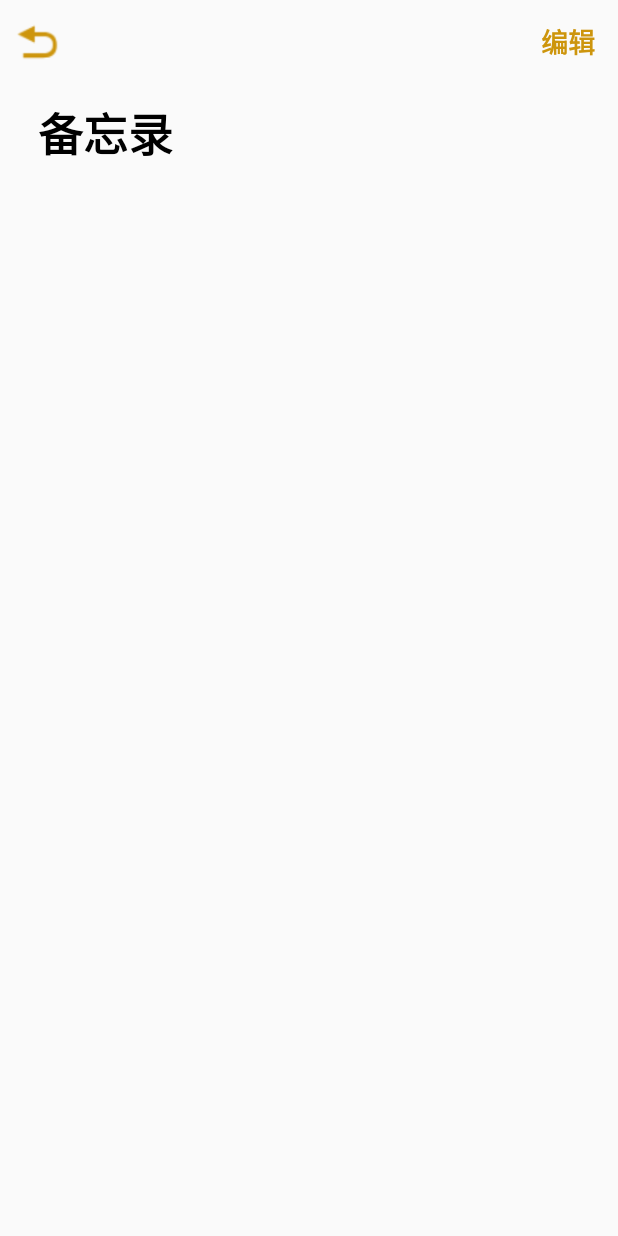
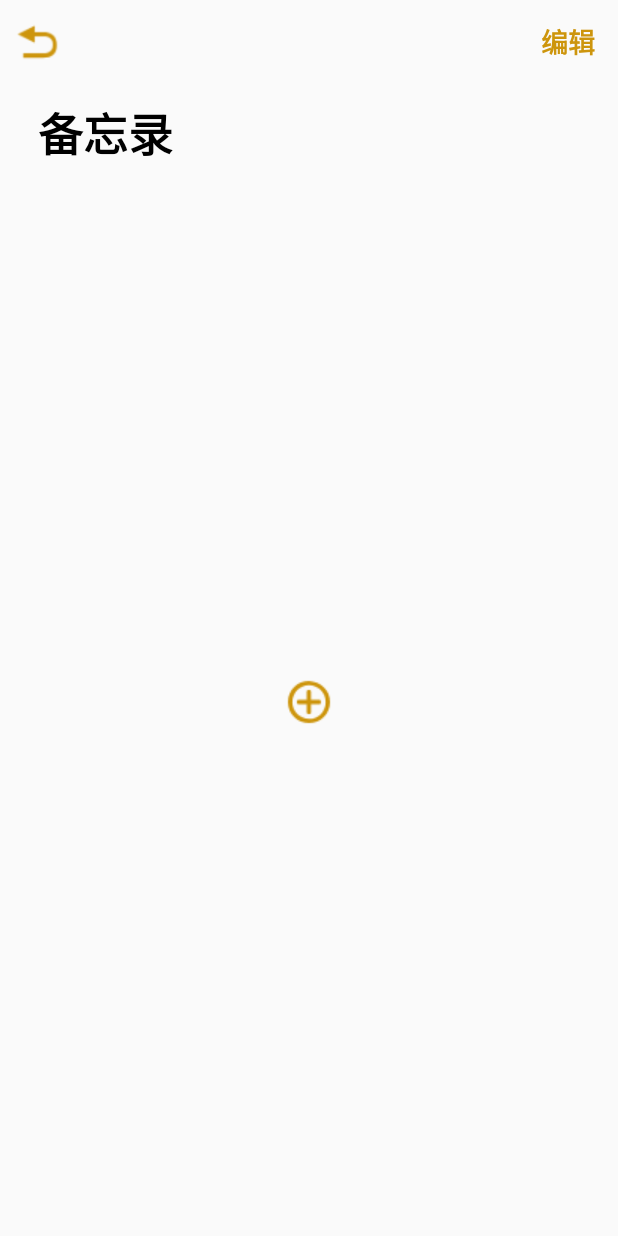
Before and after one commit to huuugh/Memorandum, an Android app: the screen it shows after launch (MainActivity), on a phone screen of 412 x 824 dp. Run offline under Robolectric (Android 15) with nearby library versions, the phone set to English and light mode, and no system bars; libraries missing offline, so code that uses them is left out: jp.wasabeef.glide; 5 statements that could not run were skipped.

```diff
--- a/app/src/main/AndroidManifest.xml
+++ b/app/src/main/AndroidManifest.xml
@@ -3,13 +3,14 @@
     package="com.hugh.memorandum">
 
     <application
+        android:name=".app.MemorandumApp"
         android:allowBackup="true"
         android:icon="@mipmap/ic_launcher"
         android:label="@string/app_name"
         android:roundIcon="@mipmap/ic_launcher_round"
         android:supportsRtl="true"
         android:theme="@style/AppTheme">
-        <activity android:name=".MainActivity"
+        <activity android:name=".activity.MainActivity"
             android:label="@string/app_name"
             android:theme="@style/AppTheme.NoActionBar">
             <intent-filter>
--- a/app/src/main/java/com/hugh/memorandum/BaseActivity.java
+++ /dev/null
@@ -1,20 +0,0 @@
-package com.hugh.memorandum;
-
-import android.app.Activity;
-import android.os.Bundle;
-import android.support.annotation.Nullable;
-
-public abstract class BaseActivity extends Activity {
-
-    public abstract int setContentLayout();
-    public abstract void initView();
-    public abstract void initData();
-
-    @Override
-    protected void onCreate(@Nullable Bundle savedInstanceState) {
-        super.onCreate(savedInstanceState);
-        setContentView(setContentLayout());
-        initView();
-        initData();
-    }
-}
--- /dev/null
+++ b/app/src/main/java/com/hugh/memorandum/activity/BaseActivity.kt
@@ -0,0 +1,18 @@
+package com.hugh.memorandum.activity
+
+import android.app.Activity
+import android.os.Bundle
+
+abstract class BaseActivity : Activity() {
+
+    abstract fun setContentLayout(): Int
+    abstract fun initView()
+    abstract fun initData()
+
+    override fun onCreate(savedInstanceState: Bundle?) {
+        super.onCreate(savedInstanceState)
+        setContentView(setContentLayout())
+        initView()
+        initData()
+    }
+}
--- a/app/src/main/java/com/hugh/memorandum/MainActivity.kt
+++ b/app/src/main/java/com/hugh/memorandum/activity/MainActivity.kt
@@ -1,12 +1,12 @@
-package com.hugh.memorandum
+package com.hugh.memorandum.activity
 
-import android.graphics.drawable.Drawable
 import android.view.Menu
+import android.view.View
 import jp.wasabeef.glide.transformations.BlurTransformation
 import kotlinx.android.synthetic.main.activity_main.*
 import com.bumptech.glide.load.resource.bitmap.CenterCrop
 import com.bumptech.glide.Glide
-
+import com.hugh.memorandum.R
 
 
 class MainActivity : BaseActivity() {
@@ -18,6 +18,12 @@ class MainActivity : BaseActivity() {
         Glide.with(this).load(R.drawable.bg_all)
                 .bitmapTransform(BlurTransformation(this, 25), CenterCrop(this))
                 .into(bg)
+        back.setOnClickListener{
+            finish()
+        }
+        edit.setOnClickListener {
+
+        }
     }
 
     override fun initData() {
@@ -25,7 +31,6 @@ class MainActivity : BaseActivity() {
     }
 
     override fun onCreateOptionsMenu(menu: Menu?): Boolean {
-        menu.let {  }
         return true
     }
 }
--- /dev/null
+++ b/app/src/main/java/com/hugh/memorandum/app/MemorandumApp.kt
@@ -0,0 +1,32 @@
+package com.hugh.memorandum.app
+
+import android.app.Application
+import android.database.sqlite.SQLiteDatabase
+import com.hugh.memorandum.greendao.DaoMaster
+import com.hugh.memorandum.greendao.DaoSession
+
+class MemorandumApp : Application() {
+    private var mHelper: DaoMaster.DevOpenHelper? = null
+    var db: SQLiteDatabase? = null
+        private set
+    private var mDaoMaster: DaoMaster? = null
+    var daoSession: DaoSession? = null
+        private set
+
+    override fun onCreate() {
+        super.onCreate()
+        instance = this
+        setDatabase()
+    }
+
+    private fun setDatabase() {
+        mHelper = DaoMaster.DevOpenHelper(this, "memorandum-db", null)
+        db = mHelper!!.writableDatabase
+        mDaoMaster = DaoMaster(db)
+        daoSession = mDaoMaster!!.newSession()
+    }
+
+    companion object {
+        var instance: MemorandumApp? = null
+    }
+}
--- a/app/src/main/res/drawable/bg_all.xml
+++ b/app/src/main/res/drawable/bg_all.xml
@@ -1,4 +1,4 @@
 <?xml version="1.0" encoding="utf-8"?>
 <shape xmlns:android="http://schemas.android.com/apk/res/android" >
-    <solid android:color="#FFFAF0"/>
+    <solid android:color="#FFEC8B"/>
 </shape>
--- a/app/src/main/res/layout/activity_main.xml
+++ b/app/src/main/res/layout/activity_main.xml
@@ -3,8 +3,9 @@
     xmlns:tools="http://schemas.android.com/tools"
     android:layout_width="match_parent"
     android:layout_height="match_parent"
+    android:id="@+id/cl_root"
     xmlns:app="http://schemas.android.com/apk/res-auto"
-    tools:context=".MainActivity">
+    tools:context=".activity.MainActivity">
 
     <RelativeLayout
         android:id="@+id/rl_title"
@@ -12,12 +13,14 @@
         android:layout_height="?android:attr/actionBarSize">
 
         <ImageView
+            android:id="@+id/back"
             android:src="@drawable/back"
             android:layout_width="30dp"
             android:layout_height="match_parent"
             android:layout_marginStart="10dp"/>
 
         <TextView
+            android:id="@+id/edit"
             android:textColor="#CD950C"
             android:textStyle="bold"
             android:textSize="18sp"
@@ -47,14 +50,26 @@
         android:layout_marginTop="10dp"
         android:layout_marginBottom="15dp"
         android:textColor="@android:color/black"
-        android:layout_marginStart="25dp"
+        android:paddingStart="25dp"
         app:layout_constraintTop_toBottomOf="@+id/rl_title"/>
 
     <android.support.v7.widget.RecyclerView
         android:layout_width="match_parent"
-        android:layout_height="wrap_content"
+        android:layout_height="0dp"
         android:id="@+id/rv_content"
         app:layout_constraintTop_toBottomOf="@+id/tv_memorandum">
     </android.support.v7.widget.RecyclerView>
 
+    <RelativeLayout
+        app:layout_constraintBottom_toBottomOf="@id/cl_root"
+        app:layout_constraintTop_toBottomOf="@id/rv_content"
+        android:layout_width="match_parent"
+        android:layout_height="wrap_content">
+        <ImageView
+            android:src="@drawable/add"
+            android:layout_width="wrap_content"
+            android:layout_height="wrap_content"
+            android:layout_centerHorizontal="true"/>
+    </RelativeLayout>
+
 </android.support.constraint.ConstraintLayout>
--- a/build.gradle
+++ b/build.gradle
@@ -10,8 +10,8 @@ buildscript {
     dependencies {
         classpath 'com.android.tools.build:gradle:3.1.2'
         classpath "org.jetbrains.kotlin:kotlin-gradle-plugin:$kotlin_version"
+        classpath 'org.greenrobot:greendao-gradle-plugin:3.2.1'
 
-        //classpath 'com.jakewharton:butterknife-gradle-plugin:8.8.1'
 
         // NOTE: Do not place your application dependencies here; they belong
         // in the individual module build.gradle files
```
Also changed, not shown: app/build.gradle (+9 -0 lines), app/src/main/java/com/hugh/memorandum/adapter/BaseRecycleViewAdapter.kt (added, +52 -0 lines), app/src/main/java/com/hugh/memorandum/adapter/MemorandumAdapter.kt (added, +33 -0 lines), app/src/main/java/com/hugh/memorandum/bean/Memo.java (added, +50 -0 lines), app/src/main/java/com/hugh/memorandum/utils/TimeUtil.kt (added, +13 -0 lines), app/src/main/res/layout/memorandum_item.xml (+8 -4 lines), app/src/main/res/drawable/add.png (added), 1 other file.
